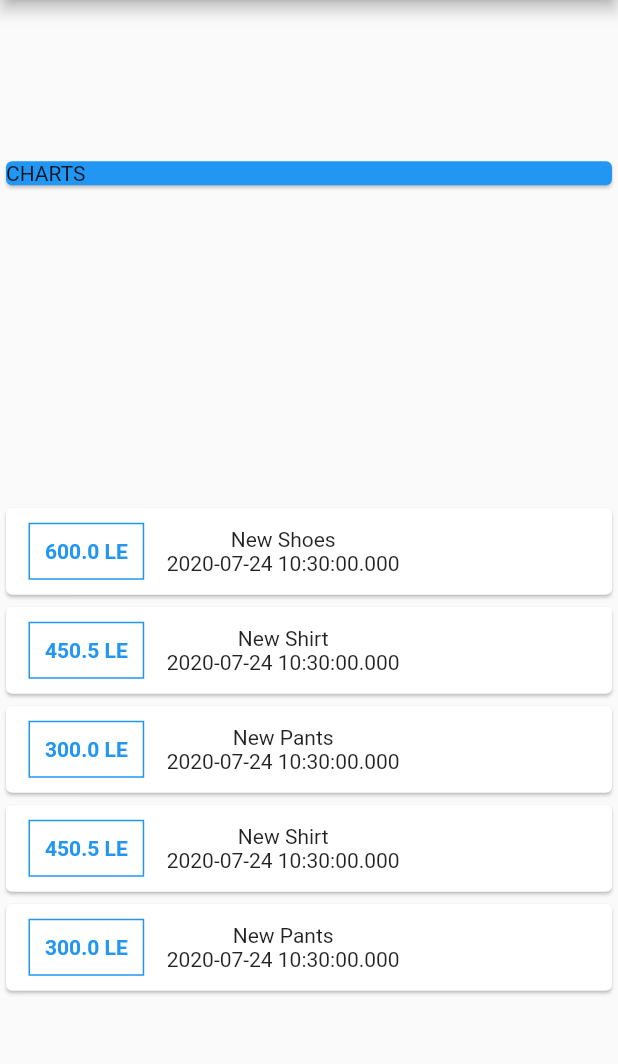
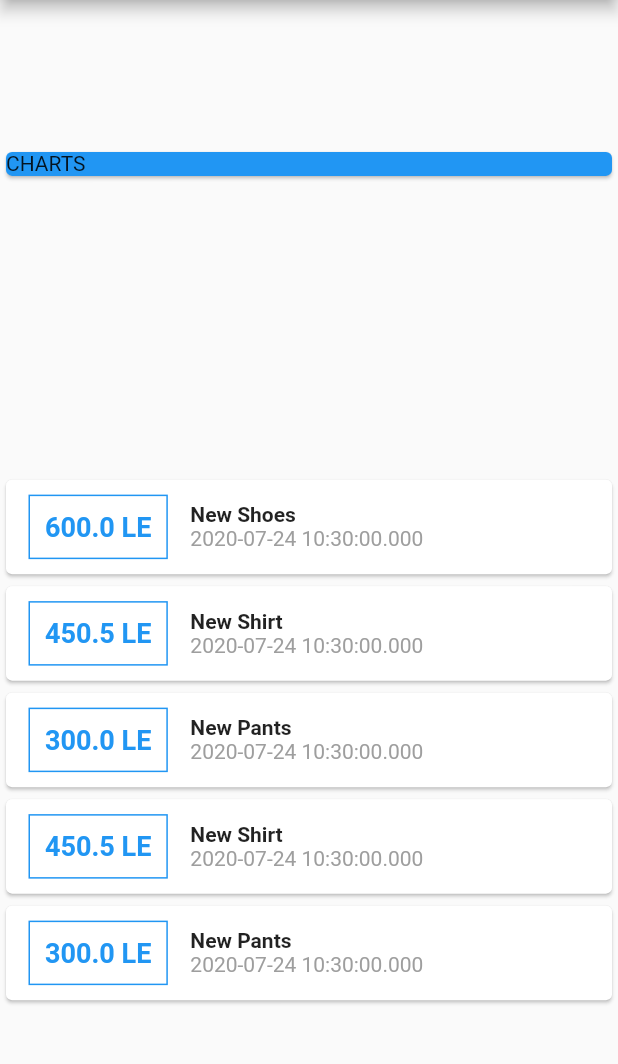
Before and after one commit to ranger163/Expenses, a Flutter app: the screen it shows after launch, on a phone screen of 412 x 824 dp, the part 84-1148 px from its top. Run offline on Flutter 3.47's test engine with Material 2 defaults, Android fonts, the phone set to English and light mode, and no system bars.

Commit message:
Styling rest of list item text.

```diff
--- a/lib/main.dart
+++ b/lib/main.dart
@@ -83,14 +83,24 @@ class TransactionItem extends StatelessWidget {
               _transaction.amount.toString() + " LE",
               style: TextStyle(
                 fontWeight: FontWeight.bold,
+                fontSize: 18,
                 color: Colors.blue,
               ),
             ),
           ),
           Column(
+            crossAxisAlignment: CrossAxisAlignment.start,
             children: <Widget>[
-              Text(_transaction.title),
-              Text(_transaction.date.toString()),
+              Text(
+                _transaction.title,
+                style: TextStyle(
+                  fontWeight: FontWeight.bold,
+                ),
+              ),
+              Text(
+                _transaction.date.toString(),
+                style: TextStyle(fontSize: 14, color: Colors.grey),
+              ),
             ],
           ),
         ],
```
